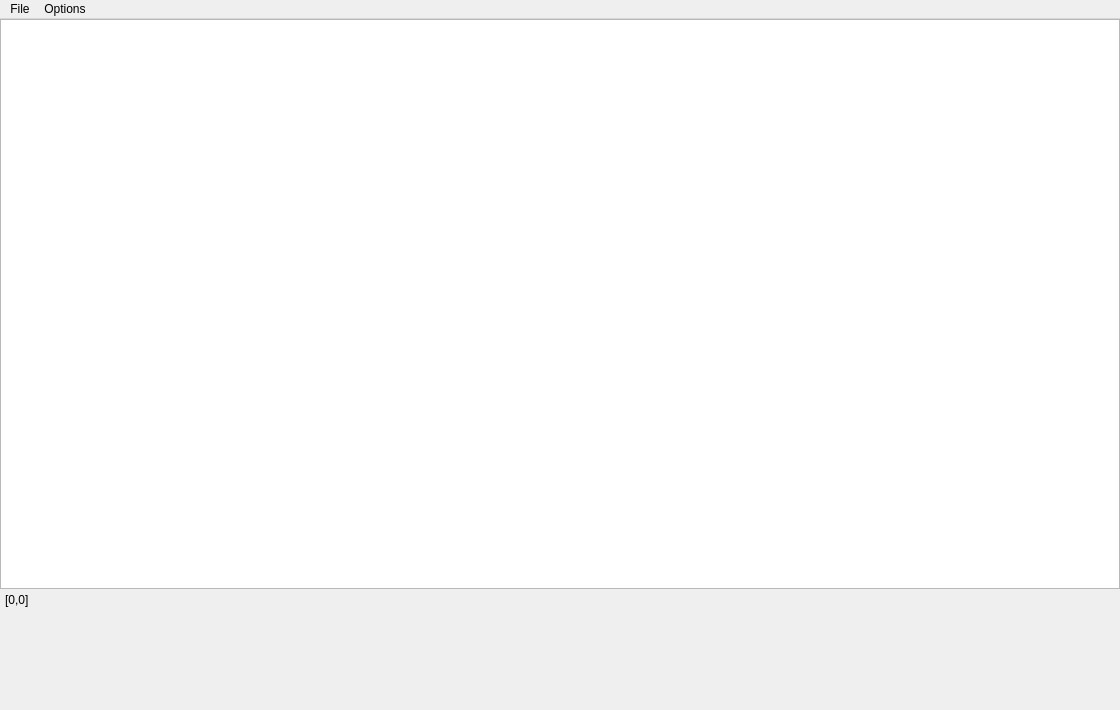
This is assets/editor.ui in Jakuko99/pyDopSim as Qt 5 draws it before an edit. The edited form follows.
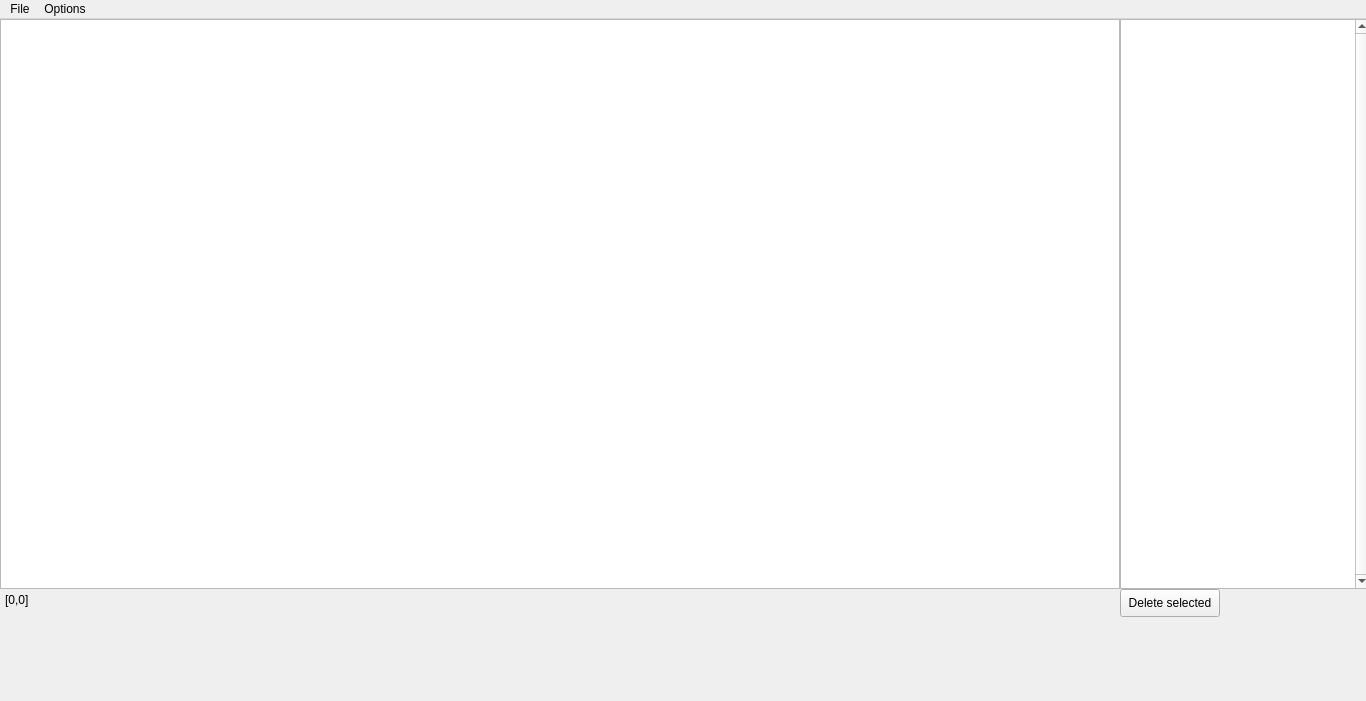
This is the edited form. Icons and pictures are not drawn.

Patch:
```diff
--- a/assets/editor.ui
+++ b/assets/editor.ui
@@ -6,8 +6,8 @@
    <rect>
     <x>0</x>
     <y>0</y>
-    <width>1120</width>
-    <height>710</height>
+    <width>1366</width>
+    <height>701</height>
    </rect>
   </property>
   <property name="windowTitle">
@@ -61,13 +61,39 @@
      <string>[0,0]</string>
     </property>
    </widget>
+   <widget class="QListWidget" name="listWidget1">
+    <property name="geometry">
+     <rect>
+      <x>1120</x>
+      <y>0</y>
+      <width>250</width>
+      <height>570</height>
+     </rect>
+    </property>
+    <property name="verticalScrollBarPolicy">
+     <enum>Qt::ScrollBarAlwaysOn</enum>
+    </property>
+   </widget>
+   <widget class="QPushButton" name="Button1">
+    <property name="geometry">
+     <rect>
+      <x>1120</x>
+      <y>570</y>
+      <width>100</width>
+      <height>28</height>
+     </rect>
+    </property>
+    <property name="text">
+     <string>Delete selected</string>
+    </property>
+   </widget>
   </widget>
   <widget class="QMenuBar" name="menubar">
    <property name="geometry">
     <rect>
      <x>0</x>
      <y>0</y>
-     <width>1120</width>
+     <width>1366</width>
      <height>26</height>
     </rect>
    </property>
```
Left out of the diff: 15 changed lines with no effect on the pictures.
